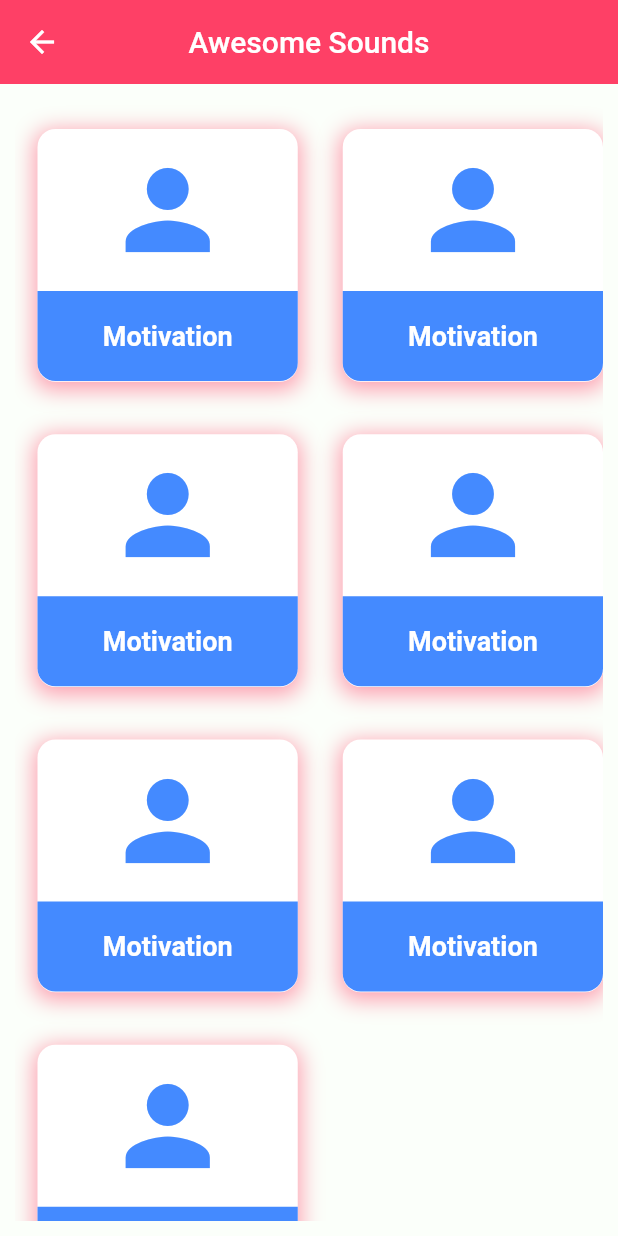
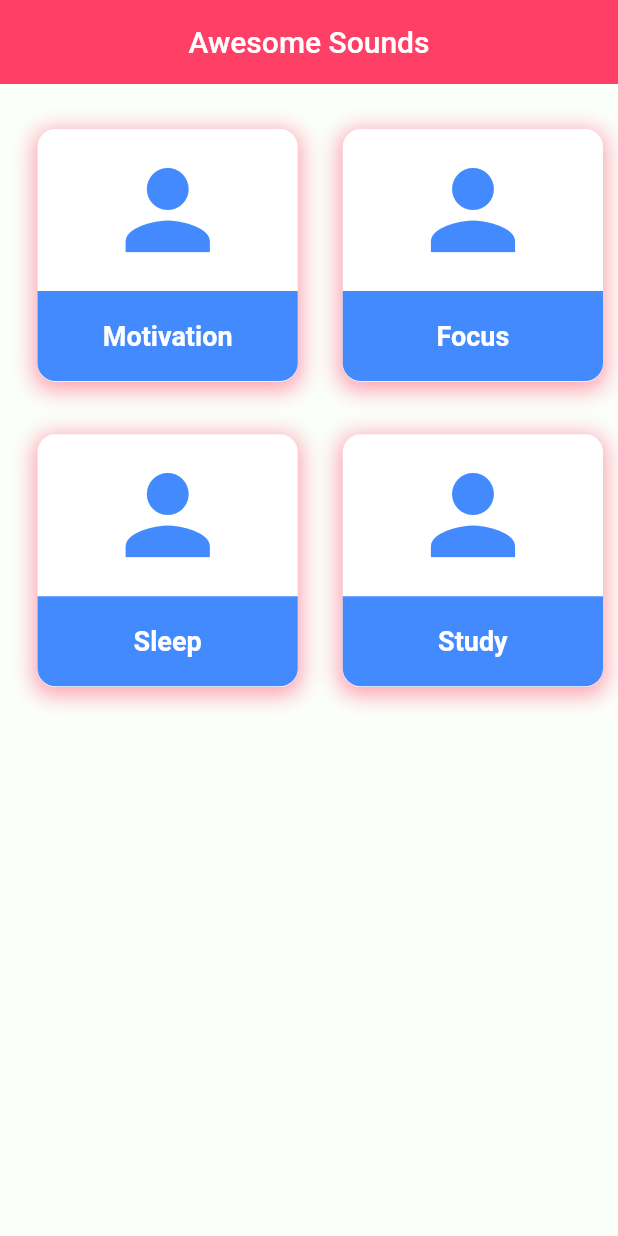
Before and after one commit to sundaradh/awesome-sounds, a Flutter app: the HomePage screen opened directly, on a phone screen of 412 x 824 dp. Run offline on Flutter 3.47's test engine with Material 2 defaults, Android fonts, the phone set to English and light mode, and no system bars; our stand-ins replace just_audio; Roboto replaces fonts that are missing (Poppins).

Commit message:
fix player design and add files

```diff
--- a/lib/main.dart
+++ b/lib/main.dart
@@ -1,4 +1,5 @@
 import 'package:awesome_sounds/global/const.dart';
+import 'package:awesome_sounds/screens/home_page.dart';
 import 'package:awesome_sounds/screens/motivational.dart';
 import 'package:flutter/material.dart';
 
@@ -25,7 +26,7 @@ class MyApp extends StatelessWidget {
         ),
       ),
       // home: HomePage(),
-      home: Motivational(),
+      home: const HomePage(),
       // home: OnBoard(),S
     );
   }
--- a/lib/screens/home_page.dart
+++ b/lib/screens/home_page.dart
@@ -1,4 +1,5 @@
 import 'package:awesome_sounds/global/const.dart';
+import 'package:awesome_sounds/screens/motivational.dart';
 import 'package:flutter/material.dart';
 
 class HomePage extends StatefulWidget {
@@ -31,7 +32,8 @@ class _HomePageState extends State<HomePage> {
               mainAxisSpacing: 15,
             ),
             children: [
-              Container(
+              GestureDetector(
+                child: Container(
                   margin: const EdgeInsets.only(top: 20, left: 15),
                   decoration: BoxDecoration(
                     borderRadius: BorderRadius.circular(12),
@@ -55,7 +57,7 @@ class _HomePageState extends State<HomePage> {
                       Center(
                         child: Container(
                           height: 60,
-                        width:double.infinity,
+                          width: double.infinity,
                           decoration: const BoxDecoration(
                               color: Colors.blueAccent,
                               borderRadius: BorderRadius.only(
@@ -64,7 +66,7 @@ class _HomePageState extends State<HomePage> {
                               )),
                           padding: const EdgeInsets.all(8),
                           child: const Center(
-                          child:  Text(
+                            child: Text(
                               "Motivation",
                               style: TextStyle(
                                 color: Colors.white,
@@ -74,12 +76,21 @@ class _HomePageState extends State<HomePage> {
                             ),
                           ),
                         ),
-
                       ),
                     ],
                   ),
                 ),
-              Container(
+                onTap: () {
+                  Navigator.pushAndRemoveUntil(
+                      context,
+                      MaterialPageRoute(
+                        builder: (context) => const Motivational(),
+                      ),
+                      (route) => true);
+                },
+              ),
+              GestureDetector(
+                child: Container(
                   margin: const EdgeInsets.only(top: 20, left: 15),
                   decoration: BoxDecoration(
                     borderRadius: BorderRadius.circular(12),
@@ -103,7 +114,7 @@ class _HomePageState extends State<HomePage> {
                       Center(
                         child: Container(
                           height: 60,
-                        width:double.infinity,
+                          width: double.infinity,
                           decoration: const BoxDecoration(
                               color: Colors.blueAccent,
                               borderRadius: BorderRadius.only(
@@ -112,8 +123,8 @@ class _HomePageState extends State<HomePage> {
                               )),
                           padding: const EdgeInsets.all(8),
                           child: const Center(
-                          child:  Text(
-                            "Motivation",
+                            child: Text(
+                              "Focus",
                               style: TextStyle(
                                 color: Colors.white,
                                 fontSize: 18,
@@ -122,11 +133,21 @@ class _HomePageState extends State<HomePage> {
                             ),
                           ),
                         ),
-
                       ),
                     ],
                   ),
-              ),Container(
+                ),
+                onTap: () {
+                  Navigator.pushAndRemoveUntil(
+                      context,
+                      MaterialPageRoute(
+                        builder: (context) => const Motivational(),
+                      ),
+                      (route) => true);
+                },
+              ),
+              GestureDetector(
+                child: Container(
                   margin: const EdgeInsets.only(top: 20, left: 15),
                   decoration: BoxDecoration(
                     borderRadius: BorderRadius.circular(12),
@@ -150,7 +171,7 @@ class _HomePageState extends State<HomePage> {
                       Center(
                         child: Container(
                           height: 60,
-                        width:double.infinity,
+                          width: double.infinity,
                           decoration: const BoxDecoration(
                               color: Colors.blueAccent,
                               borderRadius: BorderRadius.only(
@@ -159,8 +180,8 @@ class _HomePageState extends State<HomePage> {
                               )),
                           padding: const EdgeInsets.all(8),
                           child: const Center(
-                          child:  Text(
-                            "Motivation",
+                            child: Text(
+                              "Sleep",
                               style: TextStyle(
                                 color: Colors.white,
                                 fontSize: 18,
@@ -169,11 +190,21 @@ class _HomePageState extends State<HomePage> {
                             ),
                           ),
                         ),
-
                       ),
                     ],
                   ),
-              ),Container(
+                ),
+                onTap: () {
+                  Navigator.pushAndRemoveUntil(
+                      context,
+                      MaterialPageRoute(
+                        builder: (context) => const Motivational(),
+                      ),
+                      (route) => true);
+                },
+              ),
+              GestureDetector(
+                child: Container(
                   margin: const EdgeInsets.only(top: 20, left: 15),
                   decoration: BoxDecoration(
                     borderRadius: BorderRadius.circular(12),
@@ -197,7 +228,7 @@ class _HomePageState extends State<HomePage> {
                       Center(
                         child: Container(
                           height: 60,
-                        width:double.infinity,
+                          width: double.infinity,
                           decoration: const BoxDecoration(
                               color: Colors.blueAccent,
                               borderRadius: BorderRadius.only(
@@ -206,8 +237,8 @@ class _HomePageState extends State<HomePage> {
                               )),
                           padding: const EdgeInsets.all(8),
                           child: const Center(
-                          child:  Text(
-                            "Motivation",
+                            child: Text(
+                              "Study",
                               style: TextStyle(
                                 color: Colors.white,
                                 fontSize: 18,
@@ -216,152 +247,20 @@ class _HomePageState extends State<HomePage> {
                             ),
                           ),
                         ),
-
-                    ),
-                  ],
-                ),
-              ),Container(
-                margin: const EdgeInsets.only(top: 20, left: 15),
-                decoration: BoxDecoration(
-                  borderRadius: BorderRadius.circular(12),
-                  color: Colors.white,
-                  boxShadow: [
-                    BoxShadow(
-                      color: primaryColor.withOpacity(0.5),
-                      spreadRadius: 2,
-                      blurRadius: 12,
-                      offset: const Offset(0, 3),
-                    ),
-                  ],
-                ),
-                child: Column(
-                  children: [
-                    Container(
-                      padding: const EdgeInsets.all(12),
-                      child: const Icon(Icons.person,
-                          size: 84, color: Colors.blueAccent),
-                    ),
-                    Center(
-                      child: Container(
-                        height: 60,
-                        width:double.infinity,
-                        decoration: const BoxDecoration(
-                            color: Colors.blueAccent,
-                            borderRadius: BorderRadius.only(
-                              bottomRight: Radius.circular(12),
-                              bottomLeft: Radius.circular(12),
-                            )),
-                        padding: const EdgeInsets.all(8),
-                        child: const Center(
-                          child:  Text(
-                            "Motivation",
-                            style: TextStyle(
-                              color: Colors.white,
-                              fontSize: 18,
-                              fontWeight: FontWeight.bold,
-                            ),
-                          ),
-                        ),
-                      ),
-
-                    ),
-                  ],
-                ),
-              ),Container(
-                margin: const EdgeInsets.only(top: 20, left: 15),
-                decoration: BoxDecoration(
-                  borderRadius: BorderRadius.circular(12),
-                  color: Colors.white,
-                  boxShadow: [
-                    BoxShadow(
-                      color: primaryColor.withOpacity(0.5),
-                      spreadRadius: 2,
-                      blurRadius: 12,
-                      offset: const Offset(0, 3),
-                    ),
-                  ],
-                ),
-                child: Column(
-                  children: [
-                    Container(
-                      padding: const EdgeInsets.all(12),
-                      child: const Icon(Icons.person,
-                          size: 84, color: Colors.blueAccent),
-                    ),
-                    Center(
-                      child: Container(
-                        height: 60,
-                        width:double.infinity,
-                        decoration: const BoxDecoration(
-                            color: Colors.blueAccent,
-                            borderRadius: BorderRadius.only(
-                              bottomRight: Radius.circular(12),
-                              bottomLeft: Radius.circular(12),
-                            )),
-                        padding: const EdgeInsets.all(8),
-                        child: const Center(
-                          child:  Text(
-                            "Motivation",
-                            style: TextStyle(
-                              color: Colors.white,
-                              fontSize: 18,
-                              fontWeight: FontWeight.bold,
-                            ),
-                          ),
-                        ),
-                      ),
-
-                    ),
-                  ],
-                ),
-              ),Container(
-                margin: const EdgeInsets.only(top: 20, left: 15),
-                decoration: BoxDecoration(
-                  borderRadius: BorderRadius.circular(12),
-                  color: Colors.white,
-                  boxShadow: [
-                    BoxShadow(
-                      color: primaryColor.withOpacity(0.5),
-                      spreadRadius: 2,
-                      blurRadius: 12,
-                      offset: const Offset(0, 3),
-                    ),
-                  ],
-                ),
-                child: Column(
-                  children: [
-                    Container(
-                      padding: const EdgeInsets.all(12),
-                      child: const Icon(Icons.person,
-                          size: 84, color: Colors.blueAccent),
-                    ),
-                    Center(
-                      child: Container(
-                        height: 60,
-                        width:double.infinity,
-                        decoration: const BoxDecoration(
-                            color: Colors.blueAccent,
-                            borderRadius: BorderRadius.only(
-                              bottomRight: Radius.circular(12),
-                              bottomLeft: Radius.circular(12),
-                            )),
-                        padding: const EdgeInsets.all(8),
-                        child: const Center(
-                          child:  Text(
-                            "Motivation",
-                            style: TextStyle(
-                              color: Colors.white,
-                              fontSize: 18,
-                              fontWeight: FontWeight.bold,
-                            ),
-                          ),
-                        ),
-                      ),
-
                       ),
                     ],
                   ),
                 ),
+                onTap: () {
+                  Navigator.pushAndRemoveUntil(
+                      context,
+                      MaterialPageRoute(
+                        builder: (context) => const Motivational(),
+                      ),
+                      (route) => true);
+                },
+              ),
+
 
 
             ],
```
Also changed, not shown: lib/screens/motivational.dart (+33 -55 lines), lib/screens/focus.dart (added), lib/screens/sleep.dart (added), lib/screens/study.dart (added), 1 other file. Lines whose indentation alone changed are shown as unchanged.
